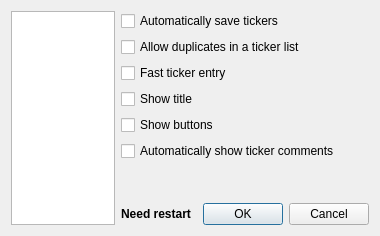
Before: the Qt Designer form options.ui in HappySeaFox/tht, drawn with Qt 5.
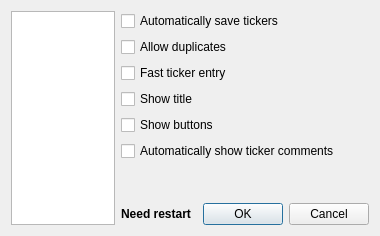
After: the same form once the commit is applied. The open tabs and pages were chosen to show the change.

The edit to the form file:
```diff
--- a/options.ui
+++ b/options.ui
@@ -145,7 +145,7 @@
        <item row="1" column="0">
         <widget class="QCheckBox" name="checkAllowDups">
          <property name="text">
-          <string extracomment="Configuration option. Infinitive. Ticker is a short company name, see http://www.investopedia.com/terms/t/tickersymbol.asp . The common practice is to borrow &quot;ticker&quot; from English and incorporate into your language (see http://en.wikipedia.org/wiki/Loanword)">Allow duplicates in a ticker list</string>
+          <string extracomment="Configuration option. Infinitive">Allow duplicates</string>
          </property>
         </widget>
        </item>
```
